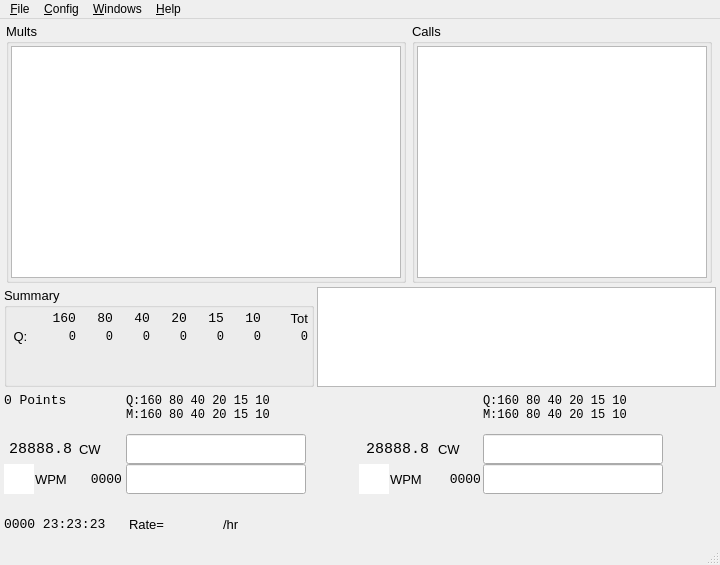
n4ogw/so2sdr, file so2sdr/so2sdr.ui: the form before one commit.
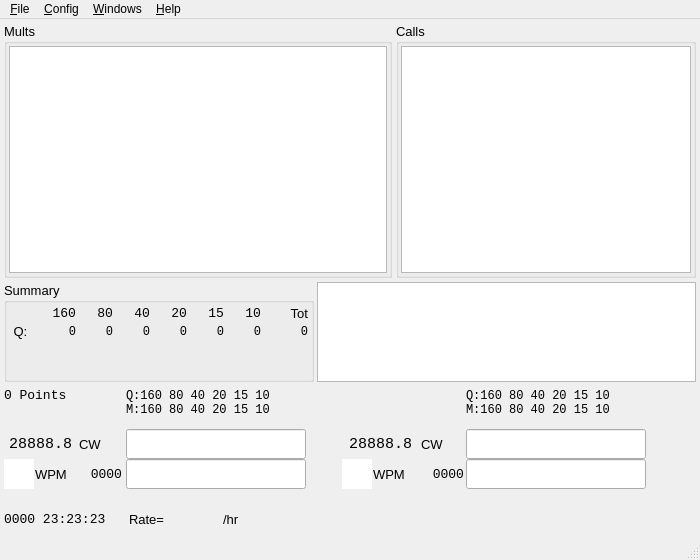
The form after the commit.

Commit message: Add an option in Contest Options dialog to show or hide the mode column. This defaults to false (hidden). The setting is remembered in the contest config file.

Patch:
```diff
--- a/so2sdr/so2sdr.ui
+++ b/so2sdr/so2sdr.ui
@@ -6,8 +6,8 @@
    <rect>
     <x>0</x>
     <y>0</y>
-    <width>720</width>
-    <height>565</height>
+    <width>700</width>
+    <height>560</height>
    </rect>
   </property>
   <property name="sizePolicy">
@@ -18,13 +18,13 @@
   </property>
   <property name="minimumSize">
    <size>
-    <width>720</width>
+    <width>700</width>
     <height>450</height>
    </size>
   </property>
   <property name="maximumSize">
    <size>
-    <width>720</width>
+    <width>700</width>
     <height>1024</height>
    </size>
   </property>
@@ -2205,8 +2205,8 @@
     <rect>
      <x>0</x>
      <y>0</y>
-     <width>720</width>
-     <height>23</height>
+     <width>700</width>
+     <height>22</height>
     </rect>
    </property>
    <property name="nativeMenuBar">
```
The commit also changes 4 other files.
